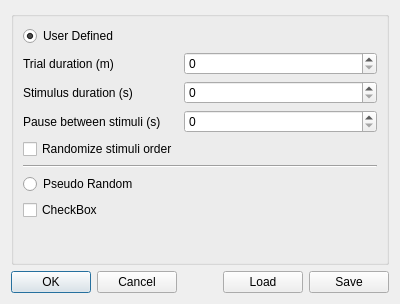
This is UIDesignerFiles/trialSetting.ui in angelogro/scp_artifactreject as Qt 5 draws it before an edit. The edited form follows.
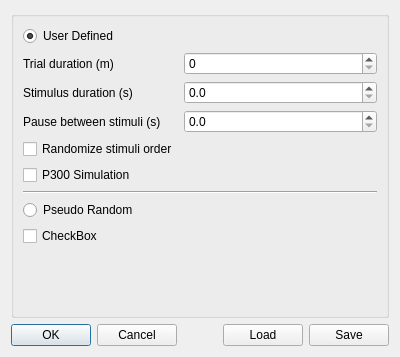
This is the edited form.

What changed in the file:
```diff
--- a/UIDesignerFiles/trialSetting.ui
+++ b/UIDesignerFiles/trialSetting.ui
@@ -7,7 +7,7 @@
     <x>0</x>
     <y>0</y>
     <width>400</width>
-    <height>304</height>
+    <height>357</height>
    </rect>
   </property>
   <property name="windowTitle">
@@ -58,9 +58,6 @@
           </property>
          </widget>
         </item>
-        <item row="2" column="1">
-         <widget class="QSpinBox" name="sbStimulusDuration"/>
-        </item>
         <item row="3" column="0">
          <widget class="QLabel" name="lblPause">
           <property name="text">
@@ -68,9 +65,6 @@
           </property>
          </widget>
         </item>
-        <item row="3" column="1">
-         <widget class="QSpinBox" name="sbPause"/>
-        </item>
         <item row="4" column="0">
          <widget class="QCheckBox" name="cbRandomizeStimuli">
           <property name="text">
@@ -78,6 +72,33 @@
           </property>
          </widget>
         </item>
+        <item row="5" column="0">
+         <widget class="QCheckBox" name="cbP300Simulation">
+          <property name="text">
+           <string>P300 Simulation</string>
+          </property>
+         </widget>
+        </item>
+        <item row="2" column="1">
+         <widget class="QDoubleSpinBox" name="sbStimulusDuration">
+          <property name="decimals">
+           <number>1</number>
+          </property>
+          <property name="singleStep">
+           <double>0.100000000000000</double>
+          </property>
+         </widget>
+        </item>
+        <item row="3" column="1">
+         <widget class="QDoubleSpinBox" name="sbPause">
+          <property name="decimals">
+           <number>1</number>
+          </property>
+          <property name="singleStep">
+           <double>0.100000000000000</double>
+          </property>
+         </widget>
+        </item>
        </layout>
       </item>
       <item>
```
